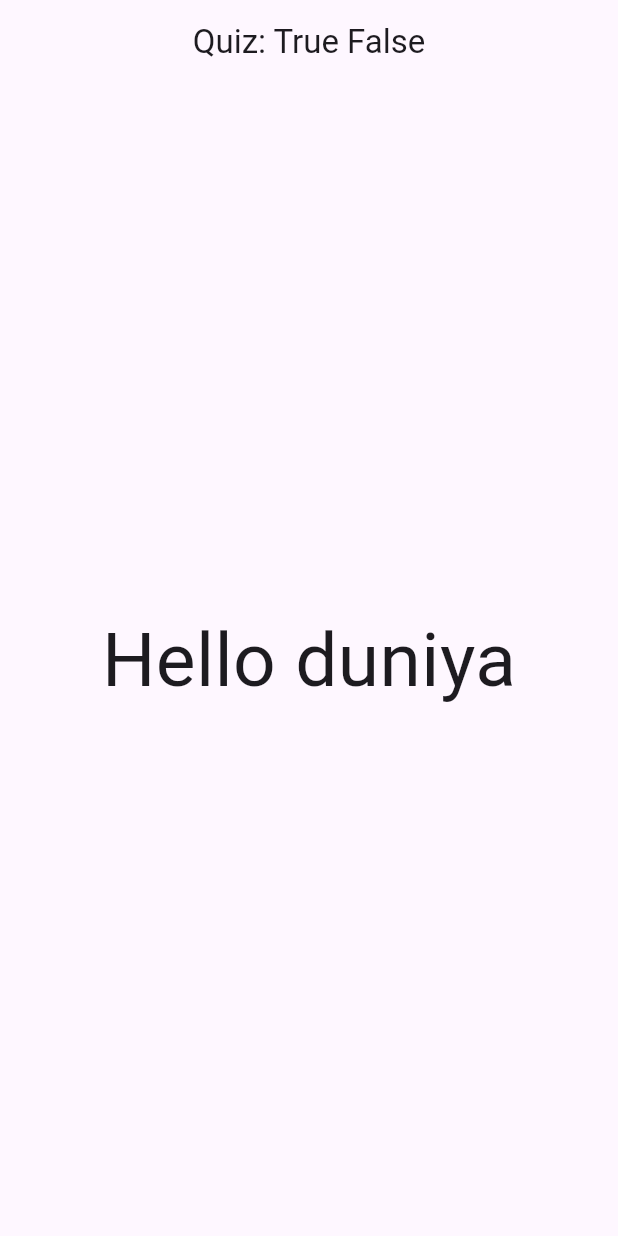
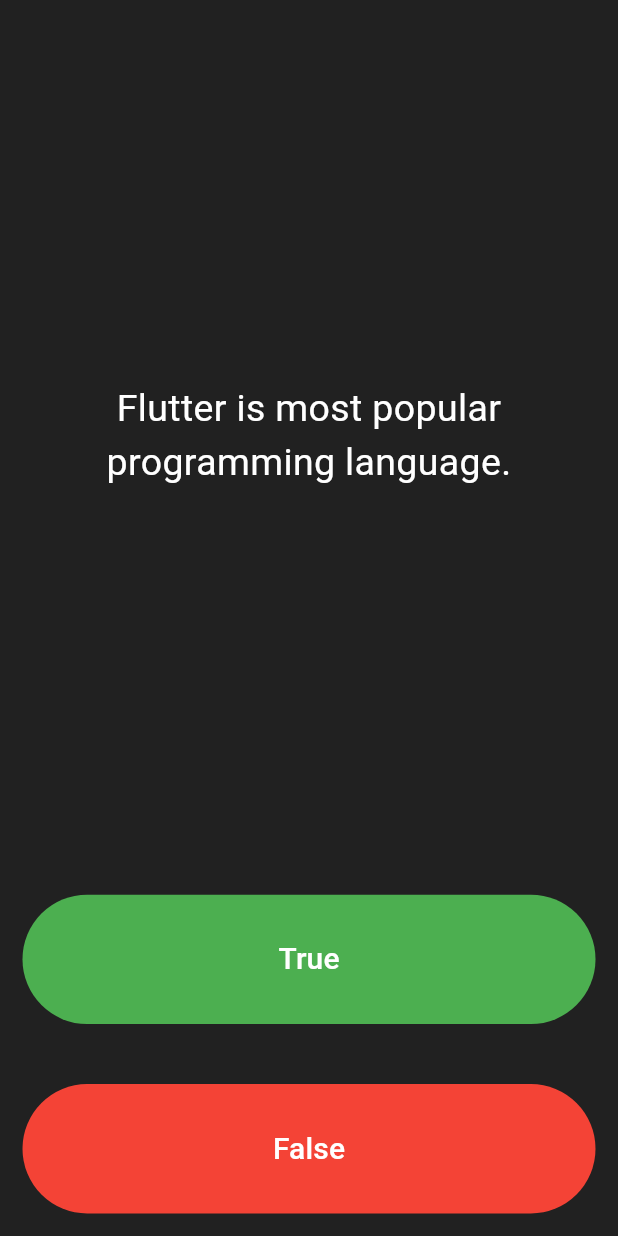
Before and after one commit to Rahullkumr/flutter-05-quiz, a Flutter app: the screen it shows after launch, on a phone screen of 412 x 824 dp. Run offline on Flutter 3.47's test engine with Material 3 defaults, Android fonts, the phone set to English and light mode, and no system bars; our stand-ins replace rflutter_alert.

Commit message:
quiz app done

```diff
--- a/lib/main.dart
+++ b/lib/main.dart
@@ -1,4 +1,8 @@
 import 'package:flutter/material.dart';
+import 'package:rflutter_alert/rflutter_alert.dart';
+import 'package:myapp/quiz_brain.dart';
+
+QuizBrain quizBrain = QuizBrain();
 
 void main() {
   runApp(const MyApp());
@@ -12,32 +16,112 @@ class MyApp extends StatelessWidget {
     return const MaterialApp(
       title: 'Quiz App',
       debugShowCheckedModeBanner: false,
-      home: MyHomePage(),
+      home: QuizPage(),
     );
   }
 }
 
-class MyHomePage extends StatefulWidget {
-  const MyHomePage({super.key});
+class QuizPage extends StatefulWidget {
+  const QuizPage({super.key});
 
   @override
-  State<MyHomePage> createState() => _MyHomePageState();
+  State<QuizPage> createState() => _QuizPageState();
 }
 
-class _MyHomePageState extends State<MyHomePage> {
+class _QuizPageState extends State<QuizPage> {
+  List<Icon> scorekeeper = [];
+  void checkAnswer(bool userPickedAnswer) {
+    bool correctAnswer = quizBrain.getCorrectAnswer();
+
+    setState(() {
+      if (quizBrain.isFinished() == true) {
+        Alert(
+          context: context,
+          title: 'Finished!',
+          desc: 'You\'ve reached the end of the quiz.',
+        ).show();
+
+        quizBrain.reset();
+
+        scorekeeper = [];
+      } else {
+        if (userPickedAnswer == correctAnswer) {
+          scorekeeper.add(const Icon(
+            Icons.check,
+            color: Colors.green,
+          ));
+        } else {
+          scorekeeper.add(const Icon(
+            Icons.close,
+            color: Colors.red,
+          ));
+        }
+        quizBrain.nextQuestion();
+      }
+    });
+  }
+
   @override
   Widget build(BuildContext context) {
     return SafeArea(
       child: Scaffold(
-        appBar: AppBar(
-          title: const Text("Quiz: True False"),
-          centerTitle: true,
-        ),
-        body: const Center(
-          child: Text(
-            "Hello duniya",
-            style: TextStyle(fontSize: 50),
-          ),
+        backgroundColor: Colors.grey.shade900,
+        body: Column(
+          mainAxisAlignment: MainAxisAlignment.spaceBetween,
+          crossAxisAlignment: CrossAxisAlignment.stretch,
+          children: [
+            Expanded(
+              flex: 5,
+              child: Padding(
+                padding: const EdgeInsets.all(10.0),
+                child: Center(
+                  child: Text(
+                    quizBrain.getQuestionText(),
+                    textAlign: TextAlign.center,
+                    style: const TextStyle(fontSize: 25, color: Colors.white),
+                  ),
+                ),
+              ),
+            ),
+            Expanded(
+              child: Padding(
+                padding: const EdgeInsets.all(15.0),
+                child: TextButton(
+                  onPressed: () {
+                    checkAnswer(true);
+                  },
+                  style: const ButtonStyle(
+                    backgroundColor: MaterialStatePropertyAll(Colors.green),
+                  ),
+                  child: const Text(
+                    "True",
+                    style: TextStyle(color: Colors.white, fontSize: 20),
+                  ),
+                ),
+              ),
+            ),
+            const SizedBox(height: 10),
+            Expanded(
+              child: Padding(
+                padding: const EdgeInsets.all(15.0),
+                child: TextButton(
+                  onPressed: () {
+                    checkAnswer(false);
+                  },
+                  style: const ButtonStyle(
+                    backgroundColor: MaterialStatePropertyAll(Colors.red),
+                  ),
+                  child: const Text(
+                    "False",
+                    style: TextStyle(color: Colors.white, fontSize: 20),
+                  ),
+                ),
+              ),
+            ),
+            Row(
+              children: scorekeeper,
+            )
+          ],
         ),
       ),
     );
```
Also changed, not shown: lib/question.dart (added, +12 -0 lines), lib/quiz_brain.dart (added, +49 -0 lines), pubspec.yaml (+1 -35 lines), pubspec.lock.
